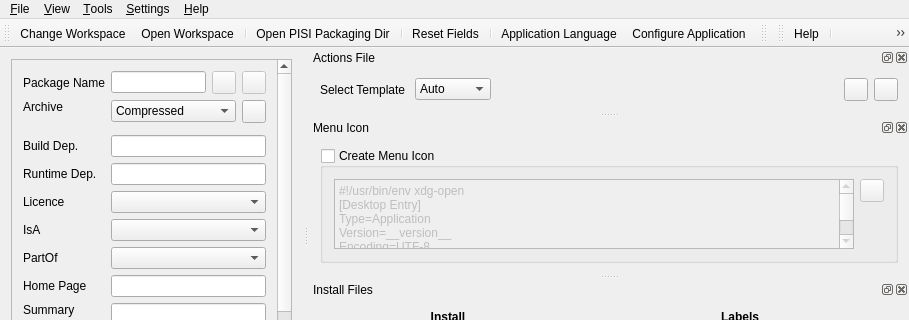
Above: ui/mainwindow.ui from huseyinkozan/PiSiDo before the change; both pictures show x 0 to 909 and y 0 to 320 of the 909 by 664 pixel window. Below: the same form after it.
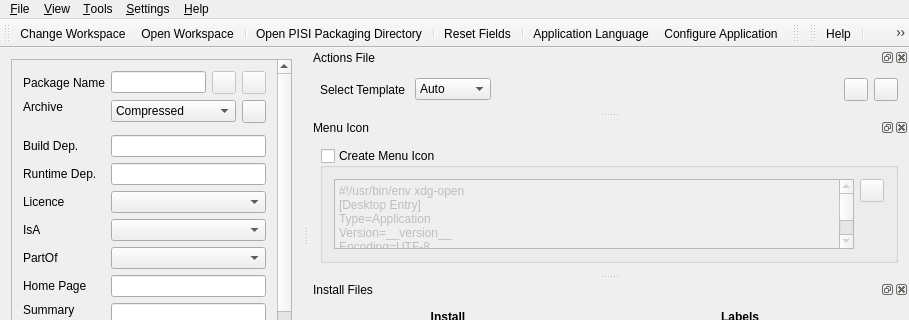
That is the form after the change. Icons and pictures are not drawn. Custom widgets are drawn as their Qt base class.

Diff of the .ui file:
```diff
--- a/ui/mainwindow.ui
+++ b/ui/mainwindow.ui
@@ -1346,7 +1346,10 @@
      <normaloff>:/images/open-folder.png</normaloff>:/images/open-folder.png</iconset>
    </property>
    <property name="text">
-    <string>Open PISI Packaging Dir</string>
+    <string>Open PISI Packaging Directory</string>
+   </property>
+   <property name="statusTip">
+    <string>Open PISI Packaging Directory</string>
    </property>
   </action>
  </widget>
```
Left out of the diff: 231 changed lines with no effect on the pictures.
